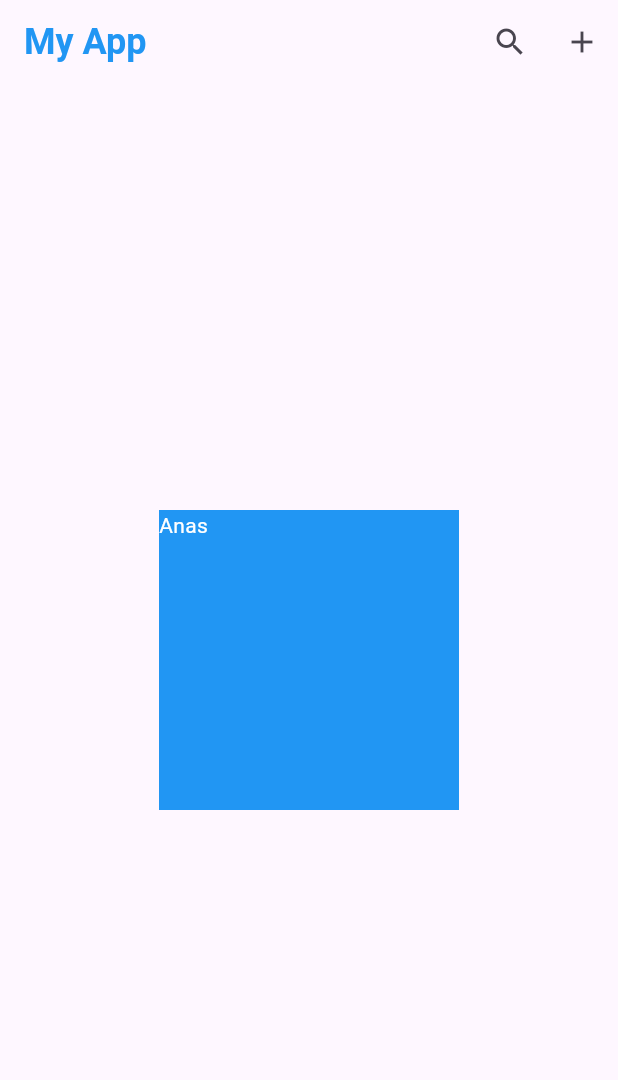
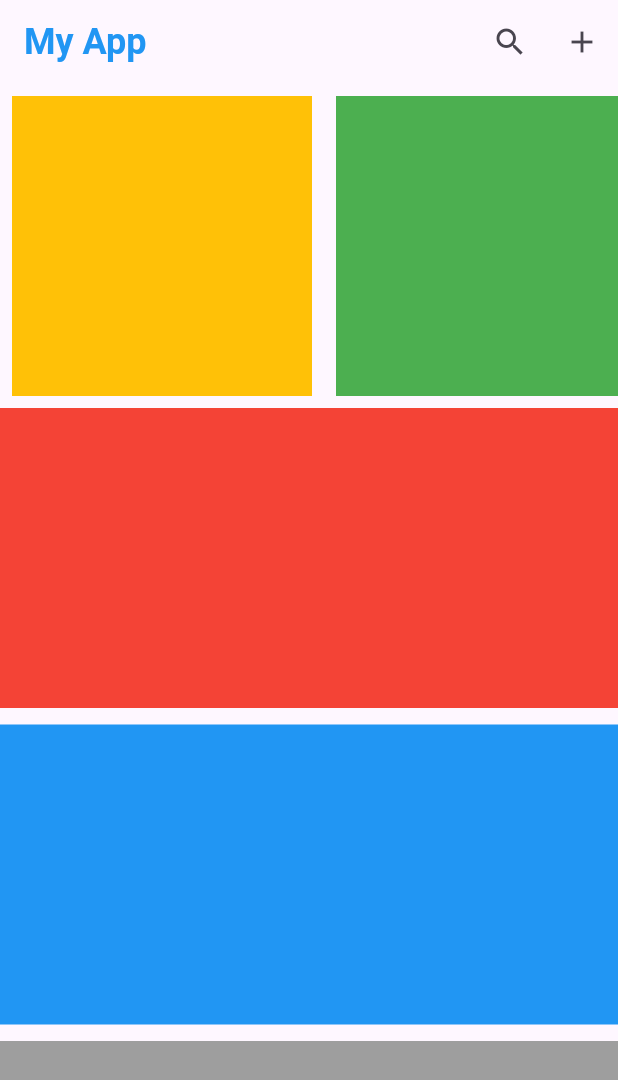
Before and after one commit to anashamsi/Flutter_Practice, a Flutter app: the screen it shows after launch, on a phone screen of 412 x 824 dp. Shown: the top 1080 px of the screen. Run offline on Flutter 3.47's test engine with Material 3 defaults, Android fonts, the phone set to English and light mode, and no system bars; Roboto replaces fonts that are missing (Arial).

Commit message:
learn row and column

```diff
--- a/lib/widget.dart
+++ b/lib/widget.dart
@@ -21,12 +21,85 @@ class WidgetHelper extends StatelessWidget {
           IconButton(onPressed: () {}, icon: Icon(Icons.add)),
         ],
       ),
-      body: Center(
-        child: Container(
-          width: 200,
-          height: 200,
-          color: Colors.blue,
-          child: Text("Anas", style: TextStyle(color: Colors.white)),
+      body: SingleChildScrollView(
+        child: Column(
+          children: [
+            SingleChildScrollView(
+              scrollDirection: Axis.horizontal,
+              child: Row(
+                children: [
+                  Container(
+                    margin: EdgeInsets.all(8),
+                    height: 200,
+                    width: 200,
+                    color: Colors.amber,
+                  ),
+                  Container(
+                    margin: EdgeInsets.all(8),
+                    height: 200,
+                    width: 200,
+                    color: Colors.green,
+                  ),
+                  Container(
+                    margin: EdgeInsets.all(8),
+                    height: 200,
+                    width: 200,
+                    color: Colors.red,
+                  ),
+                  Container(
+                    margin: EdgeInsets.all(8),
+                    height: 200,
+                    width: 200,
+                    color: Colors.grey,
+                  ),
+                  Container(
+                    margin: EdgeInsets.all(8),
+                    height: 200,
+                    width: 200,
+                    color: Colors.black54,
+                  ),
+                  Container(
+                    margin: EdgeInsets.all(8),
+                    height: 200,
+                    width: 200,
+                    color: Colors.cyanAccent,
+                  ),
+                  Container(
+                    margin: EdgeInsets.all(8),
+                    height: 200,
+                    width: 200,
+                    color: Colors.amber,
+                  ),
+                  Container(
+                    margin: EdgeInsets.all(8),
+                    height: 200,
+                    width: 200,
+                    color: Colors.blue,
+                  ),
+                ],
+              ),
+            ),
+            Container(
+              margin: EdgeInsets.only(bottom: 11),
+              height: 200,
+              color: Colors.red,
+            ),
+            Container(
+              margin: EdgeInsets.only(bottom: 11),
+              height: 200,
+              color: Colors.blue,
+            ),
+            Container(
+              margin: EdgeInsets.only(bottom: 11),
+              height: 200,
+              color: Colors.grey,
+            ),
+            Container(
+              margin: EdgeInsets.only(bottom: 11),
+              height: 200,
+              color: Colors.blue,
+            ),
+          ],
         ),
       ),
     );
--- a/pubspec.yaml
+++ b/pubspec.yaml
@@ -58,8 +58,8 @@ flutter:
   uses-material-design: true
 
   # To add assets to your application, add an assets section, like this:
-  # assets:
-  #   - images/a_dot_burr.jpeg
+  assets:
+    - assets/images/
   #   - images/a_dot_ham.jpeg
 
   # An image asset can refer to one or more resolution-specific "variants", see
```
Also changed, not shown: assets/images/images.jpg (added), assets/images/images2.jpg (added).
